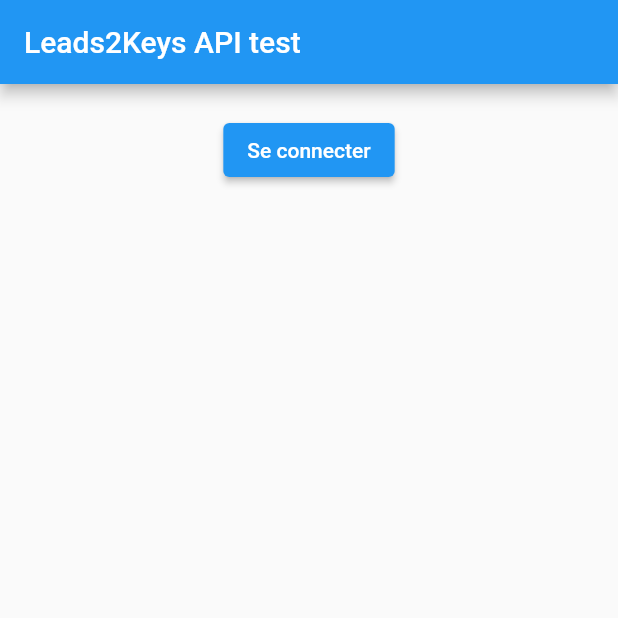
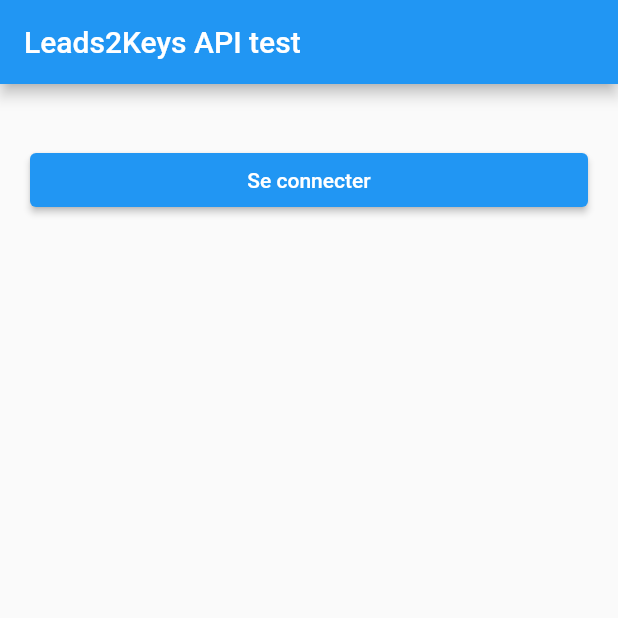
Before and after one commit to HBproptech/l2ksdk, a Flutter app: the screen it shows after launch, on a phone screen of 412 x 824 dp, the top half of it. Run offline on Flutter 3.47's test engine with Material 2 defaults, Android fonts, the phone set to English and light mode, and no system bars; our stand-ins replace flutter_secure_storage, webview_flutter; accounts and stored records are empty.

Commit message:
all good

```diff
--- a/example/lib/main.dart
+++ b/example/lib/main.dart
@@ -39,14 +39,19 @@ class Home extends StatefulWidget {
 class _HomeState extends State<Home> {
   LKAccount? account;
   List<LKMandate> mandates = [];
-  Widget get space => const SizedBox(height: 20);
+  Widget get ____space____ => const SizedBox(height: 20);
   @override
   Widget build(BuildContext context) {
     return Scaffold(
         appBar: AppBar(title: const Text('Leads2Keys API test')),
-        body: Center(
-            child: Column(children: [
-          space,
+        body: SingleChildScrollView(
+            physics: const BouncingScrollPhysics(),
+            child: Container(
+                padding: const EdgeInsets.all(20),
+                child: Column(
+                    crossAxisAlignment: CrossAxisAlignment.stretch,
+                    children: [
+                      ____space____,
                       if (account == null)
                         ElevatedButton(
                             onPressed: () async {
@@ -55,18 +60,20 @@ class _HomeState extends State<Home> {
                             },
                             child: const Text('Se connecter')),
                       if (account != null) ...[
-            Text('${account!.user.firstname} ${account!.user.lastname}'),
-            space,
+                        Text(
+                            '${account!.user.firstname} ${account!.user.lastname}'),
+                        ____space____,
                         ElevatedButton(
                             onPressed: () async {
                               mandates.clear();
                               for (final a in account!.agencies) {
-                    mandates.addAll(await account!.mandates(agency: a));
+                                mandates
+                                    .addAll(await account!.mandates(agency: a));
                               }
                               setState(() {});
                             },
                             child: const Text('Afficher les mandats')),
-            space,
+                        ____space____,
                         ElevatedButton(
                             onPressed: () {
                               LK.signOut();
@@ -77,15 +84,44 @@ class _HomeState extends State<Home> {
                             },
                             child: const Text('Se deconnecter')),
                         if (mandates.isNotEmpty) ...[
-              space,
-              ...mandates.map((m) => Column(children: [
-                    Text('${m.project.type} ${m.good.type}'),
+                          ____space____,
+                          ...mandates.map((m) => Column(
+                                  crossAxisAlignment: CrossAxisAlignment.start,
+                                  children: [
+                                    Text('${m.project.type} ${m.good.type}',
+                                        style: const TextStyle(fontSize: 18)),
                                     Text(m.place.address),
-                    space
+                                    Wrap(
+                                        spacing: 5,
+                                        runSpacing: 5,
+                                        children: m.good.tags
+                                            .map((t) => Container(
+                                                padding: const EdgeInsets.only(
+                                                    left: 10, right: 10),
+                                                decoration: BoxDecoration(
+                                                    borderRadius:
+                                                        BorderRadius.circular(
+                                                            10),
+                                                    color: Colors.cyanAccent),
+                                                child: Text(t)))
+                                            .toList()),
+                                    ____space____,
+                                    SizedBox(
+                                        height: 64,
+                                        child: ListView.separated(
+                                            scrollDirection: Axis.horizontal,
+                                            itemBuilder: (context, i) =>
+                                                Container(
+                                                    child: account!.document(
+                                                        m.good.pictures[i])),
+                                            separatorBuilder: (_, __) =>
+                                                const SizedBox(width: 5),
+                                            itemCount: m.good.pictures.length)),
+                                    ____space____
                                   ]))
                         ]
                       ]
-        ])));
+                    ]))));
   }
 }
 //////////////////////////////////////////////////////////////////////////////////////////////////////
--- a/lib/lk.dart
+++ b/lib/lk.dart
@@ -15,7 +15,7 @@ import 'lk.token.dart';
 class LK {
   static const storage = FlutterSecureStorage();
   static const storageKey = 'l2k.account.token';
-  static const server = 'https://api.l2k.io';
+  static const server = 'http://account1.l2k.io:4002'; // 'https://api.l2k.io';
   static String get authorizationApi => '$server/auth/authorization';
   static String get tokenApi => '$server/auth/token';
   static String get accountApi => '$server/account';
@@ -52,6 +52,11 @@ class LK {
     return await showDialog(
         context: context,
         builder: (context) => Dialog(
+            backgroundColor: Colors.transparent,
+            child: ClipRRect(
+                borderRadius: BorderRadius.all(Radius.circular(20)),
+                child: Container(
+                    height: 500,
                     child: WebView(
                         initialUrl: '$authorizationApi?client_id=$clientId',
                         navigationDelegate: (req) async {
@@ -60,9 +65,11 @@ class LK {
                               final uri = Uri.parse(req.url);
                               final code = uri.queryParameters['code']!;
                               final state = uri.queryParameters['state']!;
-                      final token = await _token(code: code, state: state);
+                              final token =
+                                  await _token(code: code, state: state);
                               await storage.write(
-                          key: storageKey, value: jsonEncode(token.toJson()));
+                                  key: storageKey,
+                                  value: jsonEncode(token.toJson()));
                               final account = await _account(token);
                               Navigator.pop(context, account);
                             } catch (error) {
@@ -71,7 +78,7 @@ class LK {
                             return NavigationDecision.prevent;
                           }
                           return NavigationDecision.navigate;
-                })));
+                        })))));
   }
 
   static Future<void> signOut() async {
--- a/lib/lk.mandate.dart
+++ b/lib/lk.mandate.dart
@@ -60,6 +60,13 @@ class LKGood {
   String type;
   Map<String, dynamic> description;
   List<String> pictures;
+  List<String> get tags {
+    final List<String> tags = [];
+    for (final list in description.values)
+      if (list is Iterable) for (final String s in list) tags.add(s);
+    return tags;
+  }
+
   LKGood({
     required this.type,
     required this.description,
```
Lines whose indentation alone changed are shown as unchanged.
